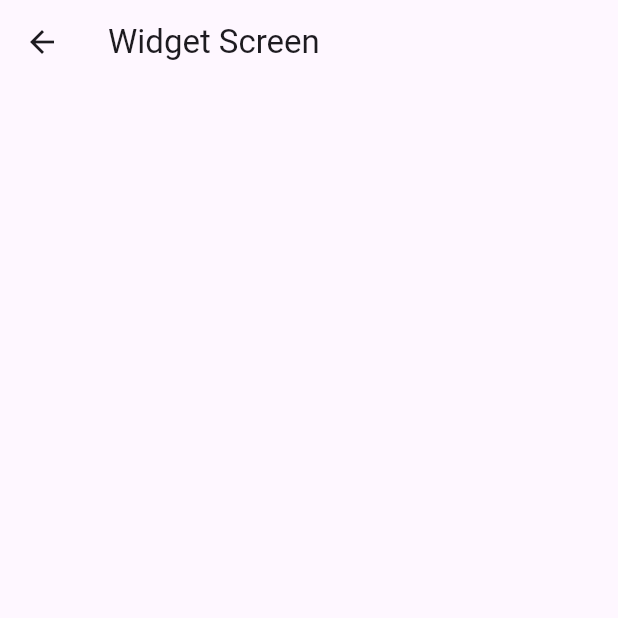
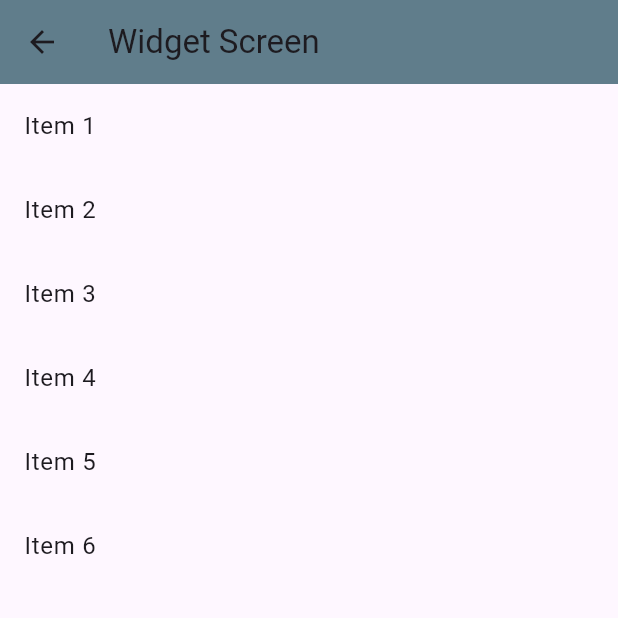
Before and after one commit to francesccapllonchPauCasesNoves/projecte2, a Flutter app: the screen it shows after launch, after a tap on "Widget Page", on a phone screen of 412 x 824 dp, the top half of it. Run offline on Flutter 3.47's test engine with Material 3 defaults, Android fonts, the phone set to English and light mode, and no system bars.

Commit message:
feat(widget_screen): llista mobil de widgets

```diff
--- a/lib/screens/home_screen.dart
+++ b/lib/screens/home_screen.dart
@@ -25,10 +25,11 @@ Persona personaActual = Persona(
   Widget build(BuildContext context) {
       return Scaffold(
         appBar: AppBar(
-          title: Text('DevProfile M3')
+          title: Text('DevProfile M3'),
+          backgroundColor: Colors.indigoAccent,
         ),
         body: Container(
-          color: Colors.amber,
+          color: Colors.blueAccent,
           child: Padding(
             padding: EdgeInsets.all(20),
             child: Container(
--- a/lib/screens/widget_screen.dart
+++ b/lib/screens/widget_screen.dart
@@ -8,12 +8,68 @@ class WidgetScreen extends StatefulWidget {
 }
 
 class _WidgetScreenState extends State<WidgetScreen> {
+  List<int> items = List<int>.generate(6,(int index)=> index);
+
   @override
   Widget build(BuildContext context) {
     return Scaffold(
       appBar: AppBar(
         title: Text('Widget Screen'),
+        backgroundColor: Colors.blueGrey,
       ),
+      body: ListView.builder(
+              itemCount: items.length,
+              itemBuilder: (BuildContext context, int index){
+                return Dismissible(
+                  background: Container(
+                    alignment: Alignment.centerLeft,
+                    padding: EdgeInsets.only(left: 20.0),
+                    color: Colors.red,
+                    child: Icon(Icons.delete)
+                  ),
+                  secondaryBackground: Container(
+                    color:Colors.green,
+                    alignment: Alignment.centerRight,
+                    padding: EdgeInsets.only(right: 20.0),
+                    child: Icon(
+                      Icons.check,
+                      color: Colors.white
+                    )
+                  ),
+                  key: ValueKey<int>(items[index]),
+                  onDismissed: (DismissDirection direction){
+                    setState(() {
+                      items.removeAt(index);
+                    });
+                  },
+                  child: ListTile(
+                    title : Text(
+                      'Item ${items[index] +1}'
+                    ),
+
+                  ),
+
+                );
+              }
+            ),
     );
   }
 }
+
+Widget dissmissableExample(){
+  List<int> items = List<int>.generate(5,(int index) => index);
+  return ListView.builder(
+    itemCount: items.length,
+    itemBuilder: (BuildContext context, int index){
+      return Dismissible(
+        background: Container(color: Colors.red),
+        key: ValueKey<int>(items[index]),
+        onDismissed: (DismissDirection direction){
+        },
+        child: ListTile(
+          title: Text('Exemple1'),
+        ),
+      );
+    },
+  );
+}
```
